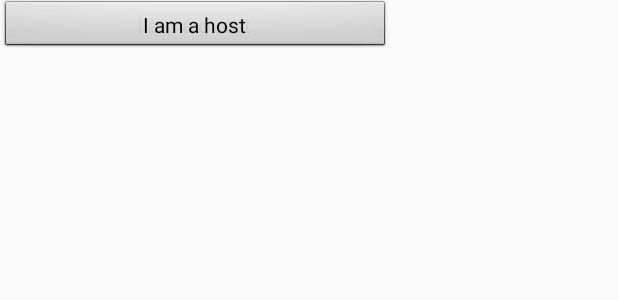
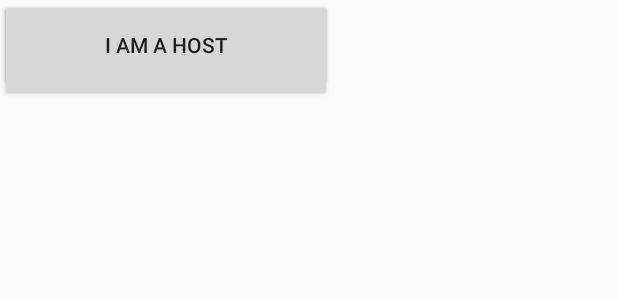
Before and after one commit to kumar7rk/GovHack2017, an Android app: the layout activity_main.xml on its own in the app's theme, with its tools: preview values and no code run, on a phone screen of 412 x 824 dp. Shown: the top 300 px of the screen. Run offline under Robolectric (Android 15) with nearby library versions, the phone set to English and light mode, and no system bars.

```diff
--- a/app/src/main/res/layout/activity_main.xml
+++ b/app/src/main/res/layout/activity_main.xml
@@ -7,22 +7,20 @@
     android:layout_height="match_parent"
     tools:context="com.geeky7.rohit.govhack2017.MainActivity">
 
+
     <Button
         android:id="@+id/guest"
-        style="@android:style/Widget.Button"
-        android:layout_width="260dp"
-        android:layout_height="35dp"
+        android:layout_width="221dp"
+        android:layout_height="68dp"
         android:text="@string/guest"
-        tools:layout_editor_absoluteX="55dp"
-        tools:layout_editor_absoluteY="155dp" />
+        tools:layout_editor_absoluteX="96dp"
+        tools:layout_editor_absoluteY="157dp" />
 
     <Button
         android:id="@+id/host"
-        style="@android:style/Widget.Button"
-        android:layout_width="260dp"
-        android:layout_height="35dp"
+        android:layout_width="221dp"
+        android:layout_height="60dp"
         android:text="@string/host"
-        tools:layout_editor_absoluteX="55dp"
-        tools:layout_editor_absoluteY="256dp" />
-
+        tools:layout_editor_absoluteX="96dp"
+        tools:layout_editor_absoluteY="279dp" />
 </android.support.constraint.ConstraintLayout>
```
Also changed, not shown: app/src/main/java/com/geeky7/rohit/govhack2017/MainActivity.java (+12 -1 lines), app/src/main/java/com/geeky7/rohit/govhack2017/WelcomeActivity.java (added, +18 -0 lines).
